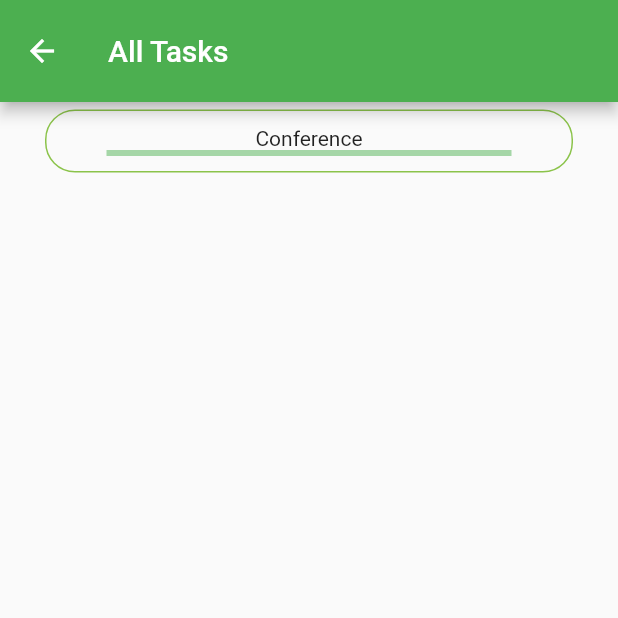
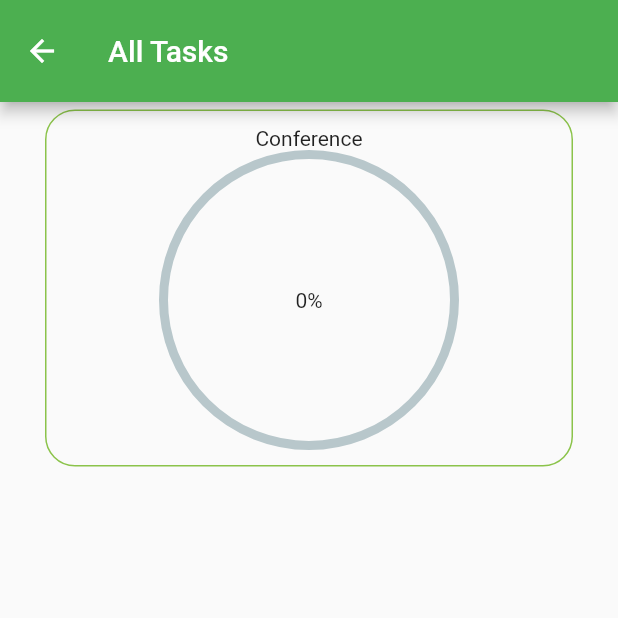
Before and after one commit to SteffenCucos/bruh_calendar, a Flutter app: the AllTasksView screen opened by its route, on a phone screen of 412 x 824 dp, the top half of it. Run offline on Flutter 3.47's test engine with Material 2 defaults, Android fonts, the phone set to English and light mode, and no system bars; drawn by our look-alikes of percent_indicator; our stand-ins replace jiffy, syncfusion_flutter_calendar.

Commit message:
Add circular progress indicator and change iconc

```diff
--- a/lib/allTasksView.dart
+++ b/lib/allTasksView.dart
@@ -4,6 +4,8 @@ import 'package:intl/intl.dart';
 
 import 'dailyView.dart';
 import 'main.dart';
+import 'package:percent_indicator/percent_indicator.dart';
+
 
 
 class AllTasksView extends StatefulWidget {
@@ -59,7 +61,14 @@ class _AllTasksView extends State<AllTasksView> {
               mainAxisAlignment: MainAxisAlignment.center,
               children: [
                 Text(key),
-                LinearProgressIndicator(value: percent),
+                //LinearProgressIndicator(value: percent),
+                new CircularPercentIndicator(
+                  radius: 200.0,
+                  lineWidth: 6.0,
+                  percent: percent,
+                  center: new Text((percent*100).floor().toString() + "%"),
+                  progressColor: Colors.green,
+                )
               ],
             ),
           )
--- a/lib/meetings.dart
+++ b/lib/meetings.dart
@@ -119,7 +119,7 @@ class _MyHomePageState extends State<MyHomePage> {
     // than having to individually change instances of widgets.
     return Scaffold(
         body: SfCalendar(
-          view: CalendarView.day,
+          view: CalendarView.month,
           dataSource: MeetingDataSource(_getDataSource()),
         ));
   }
--- a/pubspec.yaml
+++ b/pubspec.yaml
@@ -32,6 +32,7 @@ dependencies:
   cupertino_icons: ^1.0.0
   intl: 0.16.0
   jiffy: ^3.0.0
+  percent_indicator: "^2.1.7+2"
 
 dev_dependencies:
   flutter_test:
```
Also changed, not shown: lib/dailyView.dart (+14 -13 lines), pubspec.lock.
